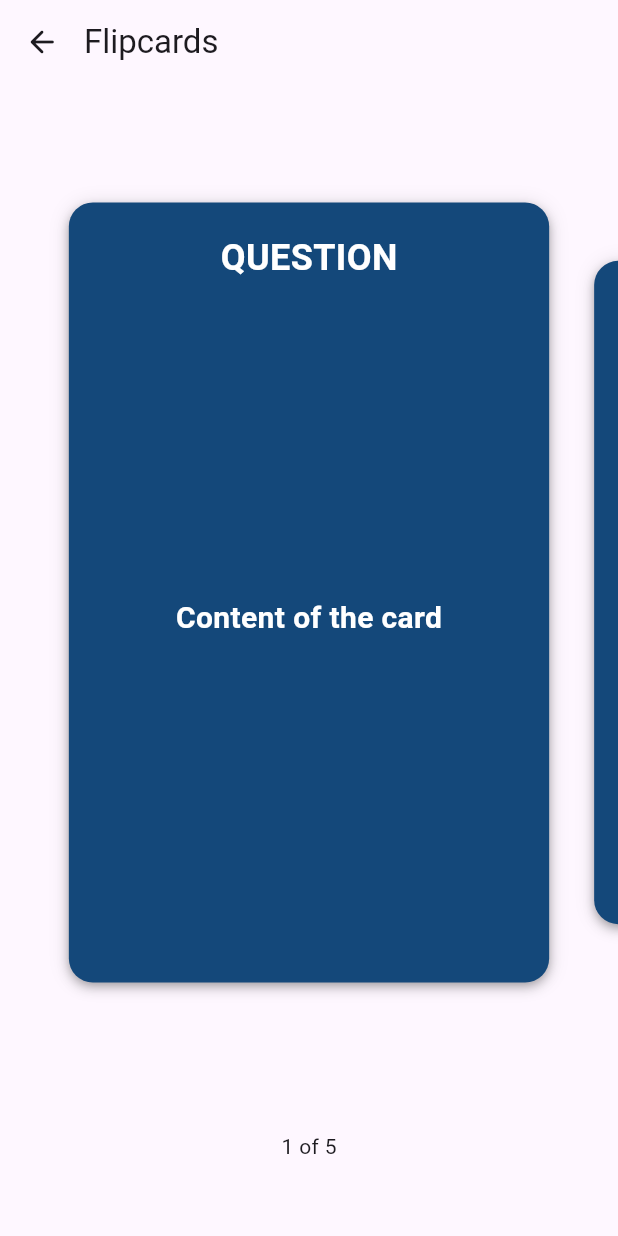
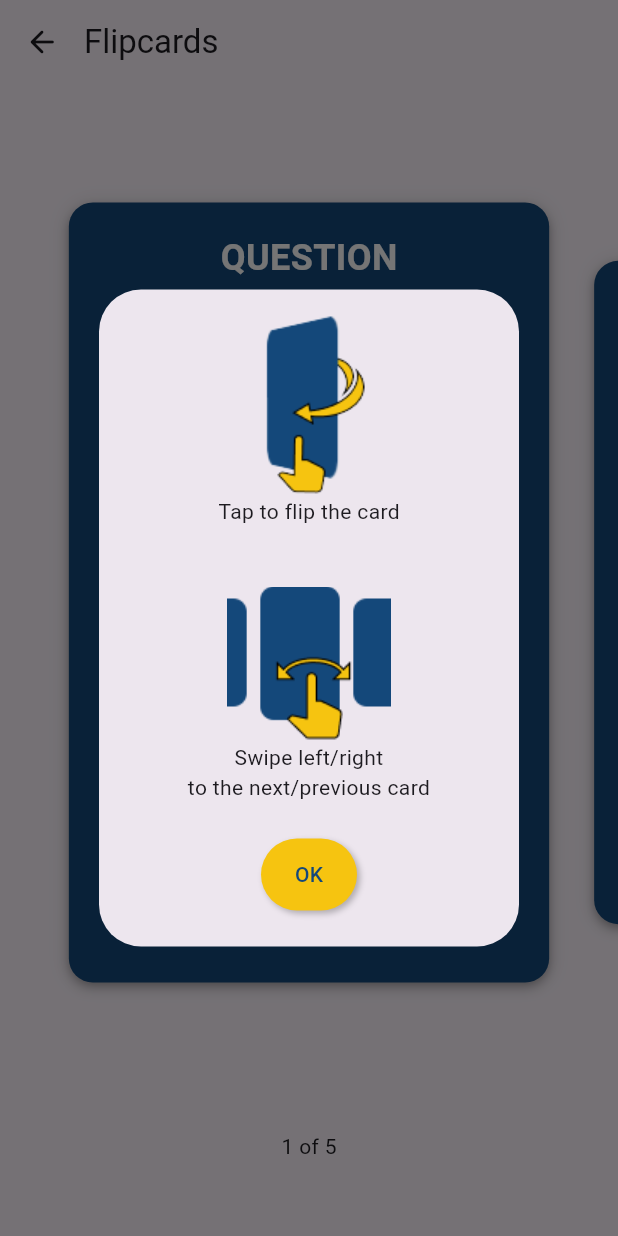
Before and after one commit to jhiven/toefl-app, a Flutter app: the FlipcardScreen screen opened directly, after a tap on the "arrow back" icon, on a phone screen of 412 x 824 dp. Run offline on Flutter 3.47's test engine with Material 3 defaults, Android fonts, the light colour scheme and no system bars; drawn by our look-alikes of carousel_slider, flip_card; our stand-ins replace audioplayers, bloc, bot_toast, equatable, flutter_bloc, supabase_flutter; accounts and stored records are empty.

Commit message:
ui: tambah dialog di halaman flipcard

```diff
--- a/lib/presentation/screens/flipcard_screen.dart
+++ b/lib/presentation/screens/flipcard_screen.dart
@@ -12,16 +12,26 @@ class FlipcardScreen extends StatefulWidget {
 
 class _FlipcardScreenState extends State<FlipcardScreen> {
   int _currentIndex = 0;
-  final keyList =
-      List.generate(5, (index) => GlobalKey<FlipCardState>());
+  final keyList = List.generate(5 + 1, (index) => GlobalKey<FlipCardState>());
 
+  @override
+  void initState() {
+    super.initState();
+    WidgetsBinding.instance.addPostFrameCallback((timeStamp) {
+      _showFlipcardBeginDialog();
+    });
+  }
 
   @override
   Widget build(BuildContext context) {
     return Scaffold(
       appBar: AppBar(
         forceMaterialTransparency: true,
-        leading: IconButton(onPressed: () {}, icon: Icon(Icons.arrow_back_rounded)),
+        leading: IconButton(
+            onPressed: () {
+              // Navigator.of(context).pop();
+            },
+            icon: Icon(Icons.arrow_back_rounded)),
         title: Text('Flipcards'),
         titleSpacing: 0,
       ),
@@ -41,23 +51,38 @@ class _FlipcardScreenState extends State<FlipcardScreen> {
                   initialPage: 0,
                   onPageChanged: (index, reason) {
                     setState(() {
-                      if (keyList[_currentIndex].currentState?.isFront != true){
+                      if (keyList[_currentIndex].currentState?.isFront !=
+                          true) {
                         keyList[_currentIndex].currentState?.toggleCard();
                       }
-                      _currentIndex = index;
+                      if (index != (5 + 1) - 1) {
+                        _currentIndex = index;
+                      }else {
+                        _showFlipcardCompletedDialog();
+                      }
                     });
                   },
                 ),
-                itemCount: 5,
+                itemCount: 5 + 1,
                 itemBuilder: (context, index, realIndex) {
+                  if (index == (5 + 1) - 1) {
+                    return SizedBox();
+                  }
+
                   return SizedBox(
                     width: MediaQuery.of(context).size.width,
                     height: MediaQuery.of(context).size.height,
                     child: FlipCard(
                       key: keyList[index],
                       flipOnTouch: disableFlip(index),
-                      front: FlipcardWidget(title: 'QUESTION', color: Color.fromRGBO(20, 72, 122, 1),),
-                      back: FlipcardWidget(title: 'ANSWER', color: Color.fromRGBO(246, 196, 16, 1),),
+                      front: FlipcardWidget(
+                        title: 'QUESTION',
+                        color: Color.fromRGBO(20, 72, 122, 1),
+                      ),
+                      back: FlipcardWidget(
+                        title: 'ANSWER',
+                        color: Color.fromRGBO(246, 196, 16, 1),
+                      ),
                     ),
                   );
                 },
@@ -66,7 +91,7 @@ class _FlipcardScreenState extends State<FlipcardScreen> {
             Padding(
               padding: const EdgeInsets.only(bottom: 50),
               child: Text(
-                '${_currentIndex + 1} of 5',
+                '${_currentIndex + 1} of ${(5 + 1) - 1}',
               ),
             ),
           ],
@@ -76,11 +101,153 @@ class _FlipcardScreenState extends State<FlipcardScreen> {
   }
 
   bool disableFlip(index) {
-    if(index != _currentIndex) {
+    if (index != _currentIndex) {
       return false;
-    }
-    else{
+    } else {
       return true;
     }
   }
+
+  Future<void> _showFlipcardBeginDialog() async {
+    return showDialog<void>(
+      context: context,
+      barrierDismissible: false,
+      builder: (BuildContext context) {
+        return PopScope(
+          canPop: false,
+          child: AlertDialog(
+            content: const SingleChildScrollView(
+                child: Column(
+              mainAxisSize: MainAxisSize.min,
+              mainAxisAlignment: MainAxisAlignment.spaceEvenly,
+              children: [
+                Column(
+                  children: [
+                    Image(
+                        image: AssetImage(
+                            'assets/images/flipcard_dialog_image_1.png')),
+                    Text('Tap to flip the card'),
+                  ],
+                ),
+                SizedBox(
+                  height: 40,
+                ),
+                Column(
+                  children: [
+                    Image(
+                        image: AssetImage(
+                            'assets/images/flipcard_dialog_image_2.png')),
+                    Text(
+                      'Swipe left/right\nto the next/previous card',
+                      textAlign: TextAlign.center,
+                    ),
+                  ],
+                ),
+              ],
+            )),
+            actions: <Widget>[
+              Center(
+                child: Container(
+                  decoration: BoxDecoration(
+                      color: Color.fromRGBO(246, 196, 16, 1),
+                      borderRadius: BorderRadius.circular(100),
+                      boxShadow: [
+                        BoxShadow(
+                          color: Colors.black26,
+                          offset: Offset(2, 2),
+                          blurRadius: 3,
+                        )
+                      ]),
+                  child: TextButton(
+                    child: const Text(
+                      'OK',
+                      style: TextStyle(color: Color.fromRGBO(20, 72, 122, 1)),
+                    ),
+                    onPressed: () {
+                      Navigator.of(context).pop();
+                    },
+                  ),
+                ),
+              ),
+            ],
+          ),
+        );
+      },
+    );
+  }
+
+  Future<void> _showFlipcardCompletedDialog() async {
+    return showDialog<void>(
+      context: context,
+      barrierDismissible: false,
+      builder: (BuildContext context) {
+        return PopScope(
+          canPop: false,
+          child: AlertDialog(
+            content: const SingleChildScrollView(
+                child: Column(
+              mainAxisSize: MainAxisSize.min,
+              mainAxisAlignment: MainAxisAlignment.spaceEvenly,
+              children: [
+                Icon(
+                  Icons.check_rounded,
+                  color: Color.fromRGBO(20, 72, 122, 1),
+                  size: 100,
+                ),
+                Text('Flipcards Completed'),
+              ],
+            )),
+            actions: <Widget>[
+              Center(
+                child: Row(
+                  mainAxisAlignment: MainAxisAlignment.spaceEvenly,
+                  children: [
+                    Container(
+                      decoration: BoxDecoration(
+                          borderRadius: BorderRadius.circular(100),
+                          border: Border.all(),
+                        ),
+                      child: TextButton(
+                        child: const Text(
+                          'Go back',
+                          style: TextStyle(color: Color.fromRGBO(20, 72, 122, 1)),
+                        ),
+                        onPressed: () {
+                          Navigator.of(context).pop();
+                          Navigator.of(context).pop();
+                        },
+                      ),
+                    ),
+                    Container(
+                      decoration: BoxDecoration(
+                          color: Color.fromRGBO(246, 196, 16, 1),
+                          borderRadius: BorderRadius.circular(100),
+                          boxShadow: [
+                            BoxShadow(
+                              color: Colors.black26,
+                              offset: Offset(2, 2),
+                              blurRadius: 3,
+                            )
+                          ]),
+                      child: TextButton(
+                        child: const Text(
+                          'Start again',
+                          style: TextStyle(color: Color.fromRGBO(20, 72, 122, 1)),
+                        ),
+                        onPressed: () {
+                          Navigator.of(context).pop();
+                          Navigator.of(context).pop();
+                          Navigator.push(context, MaterialPageRoute(builder: (context) => FlipcardScreen()));
+                        },
+                      ),
+                    ),
+                  ],
+                ),
+              ),
+            ],
+          ),
+        );
+      },
+    );
+  }
 }
--- a/lib/test_main.dart
+++ b/lib/test_main.dart
@@ -12,6 +12,7 @@ class MainApp extends StatelessWidget {
   Widget build(BuildContext context) {
     return MaterialApp(
       home: TestScreen(),
+      debugShowCheckedModeBanner: false,
     );
   }
 }
```
